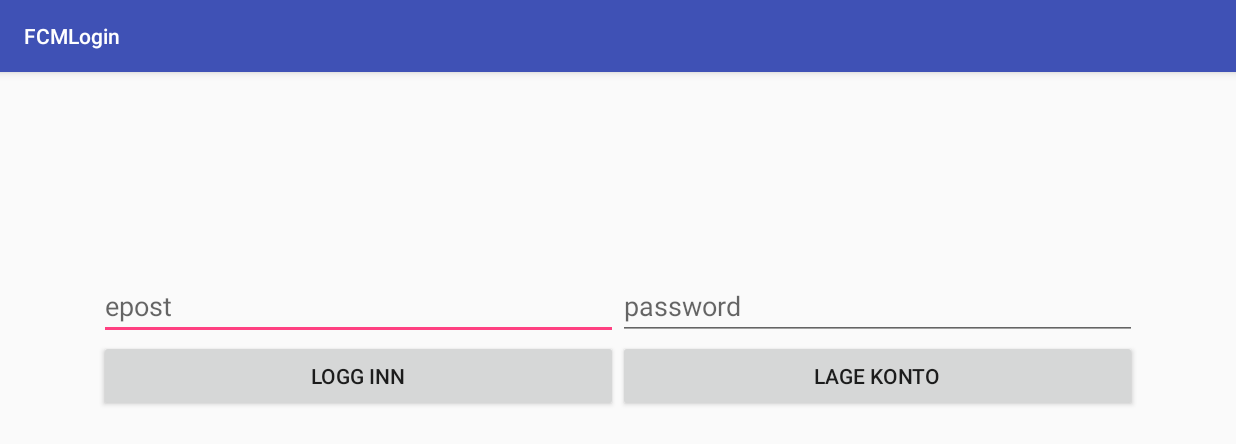
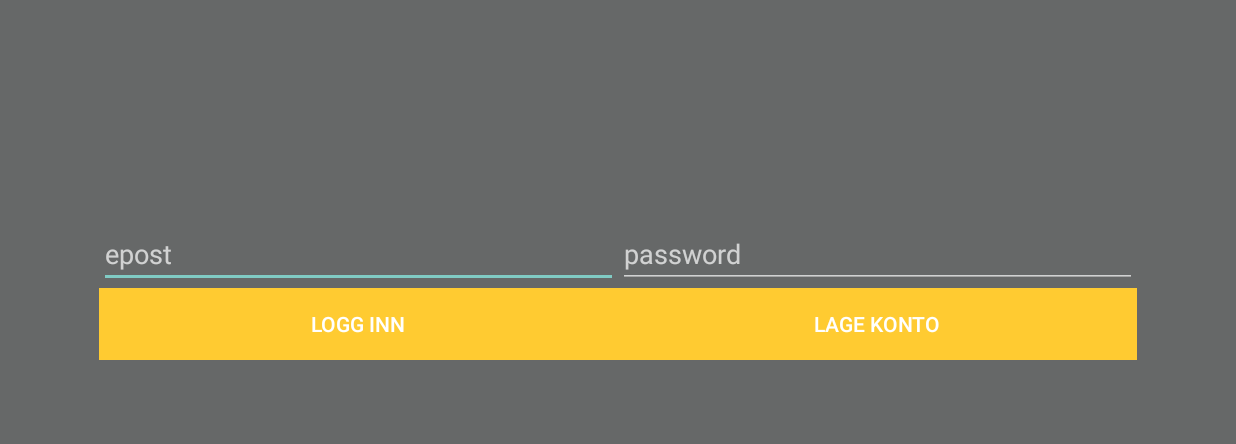
Before and after one commit to oivheg/resturantBusserMaster, an Android app: the screen it shows after launch (FCMLogin), on a phone screen of 824 x 412 dp (held sideways). Shown: the top 444 px of the screen. Run offline under Robolectric (Android 15) with nearby library versions, the phone set to English and light mode, and no system bars; our stand-ins replace Firebase (no records; nobody signed in at launch, a user with empty details on screens opened directly); libraries missing offline, so code that uses them is left out: com.loopj.android, cz.msebera.android.

Commit message:
changed colors on background and buttons. Removed the tittle/lable on FCMLogin activity,

```diff
--- a/app/src/main/AndroidManifest.xml
+++ b/app/src/main/AndroidManifest.xml
@@ -8,10 +8,9 @@
     <application
 
         android:allowBackup="true"
-        android:icon="@mipmap/ic_launcher"
+        android:icon="@mipmap/kdrs_master"
         android:label="@string/app_name"
         android:supportsRtl="true"
-
         android:theme="@style/Theme.AppCompat.NoActionBar">
         <activity
             android:name=".MainActivity"
@@ -26,7 +25,7 @@
         <activity
             android:name=".FCM.FCMLogin"
             android:label="@string/title_activity_fcmlogin"
-            android:theme="@style/AppTheme"
+            android:theme="@style/Theme.AppCompat.NoActionBar"
             android:windowSoftInputMode="adjustPan" />
 
         <service android:name=".FCM.FCMMessageService">
--- a/app/src/main/java/com/example/oivheg/resturantbussermaster/FCM/FCMLogin.java
+++ b/app/src/main/java/com/example/oivheg/resturantbussermaster/FCM/FCMLogin.java
@@ -43,6 +43,7 @@ public class FCMLogin extends AppCompatActivity implements View.OnClickListener
     @Override
     protected void onCreate(Bundle savedInstanceState) {
         super.onCreate(savedInstanceState);
+
 
         FirebaseApp.initializeApp(this);
         setContentView(R.layout.activity_fcmlogin);
--- a/app/src/main/java/com/example/oivheg/resturantbussermaster/MainActivity.java
+++ b/app/src/main/java/com/example/oivheg/resturantbussermaster/MainActivity.java
@@ -264,8 +264,8 @@ public class MainActivity extends AppCompatActivity {
     private void HideStatusBar() {
         View decorView = getWindow().getDecorView();
 // Hide the status bar.
-//        int uiOptions = View.SYSTEM_UI_FLAG_FULLSCREEN;
-//        decorView.setSystemUiVisibility(uiOptions);
+        int uiOptions = View.SYSTEM_UI_FLAG_FULLSCREEN;
+        decorView.setSystemUiVisibility(uiOptions);
 // Remember that you should never show the action bar if the
 // status bar is hidden, so hide that too if necessary.
         ActionBar actionBar = getActionBar();
--- a/app/src/main/res/layout/activity_fcmlogin.xml
+++ b/app/src/main/res/layout/activity_fcmlogin.xml
@@ -3,7 +3,7 @@
     android:id="@+id/main_layout"
     android:layout_width="match_parent"
     android:layout_height="match_parent"
-
+    android:background="#666868"
     android:orientation="vertical">
 
 
@@ -174,6 +174,7 @@
                 android:layout_width="0dp"
                 android:layout_height="wrap_content"
                 android:layout_weight="1"
+                android:background="@color/kdrYellow"
                 android:onClick="onClick"
                 android:text="logg inn" />
 
@@ -182,6 +183,7 @@
                 android:layout_width="0dp"
                 android:layout_height="wrap_content"
                 android:layout_weight="1"
+                android:background="@color/kdrYellow"
                 android:onClick="onClick"
                 android:text="lage konto" />
         </LinearLayout>
--- a/app/src/main/res/layout/activity_main.xml
+++ b/app/src/main/res/layout/activity_main.xml
@@ -4,6 +4,7 @@
     android:id="@+id/activity_main"
     android:layout_width="match_parent"
     android:layout_height="match_parent"
+    android:background="#666868"
     android:paddingBottom="@dimen/activity_vertical_margin"
     android:paddingLeft="@dimen/activity_horizontal_margin"
     android:paddingRight="@dimen/activity_horizontal_margin"
@@ -61,7 +62,7 @@
                 android:layout_width="wrap_content"
                 android:layout_height="match_parent"
                 android:layout_weight="0.11"
-                android:background="@android:color/holo_red_light"
+                android:background="@color/kdrYellow"
                 android:text="Refresh" />
 
         </LinearLayout>
--- a/app/src/main/res/values/colors.xml
+++ b/app/src/main/res/values/colors.xml
@@ -3,4 +3,5 @@
     <color name="colorPrimary">#3F51B5</color>
     <color name="colorPrimaryDark">#303F9F</color>
     <color name="colorAccent">#FF4081</color>
+    <color name="kdrYellow">#ffcb31</color>
 </resources>
```
Also changed, not shown: app/src/main/kdrs_master-web.png (added), app/src/main/res/mipmap-hdpi/ic_kdrs.png (deleted), app/src/main/res/mipmap-hdpi/kdrs_master.png (added), app/src/main/res/mipmap-mdpi/ic_kdrs.png (deleted), app/src/main/res/mipmap-mdpi/kdrs_master.png (added), app/src/main/res/mipmap-xhdpi/ic_kdrs.png (deleted), app/src/main/res/mipmap-xhdpi/kdrs_master.png (added), app/src/main/res/mipmap-xxhdpi/ic_kdrs.png (deleted), app/src/main/res/mipmap-xxhdpi/kdrs_master.png (added), app/src/main/res/mipmap-xxxhdpi/ic_kdrs.png (deleted), app/src/main/res/mipmap-xxxhdpi/kdrs_master.png (added).
